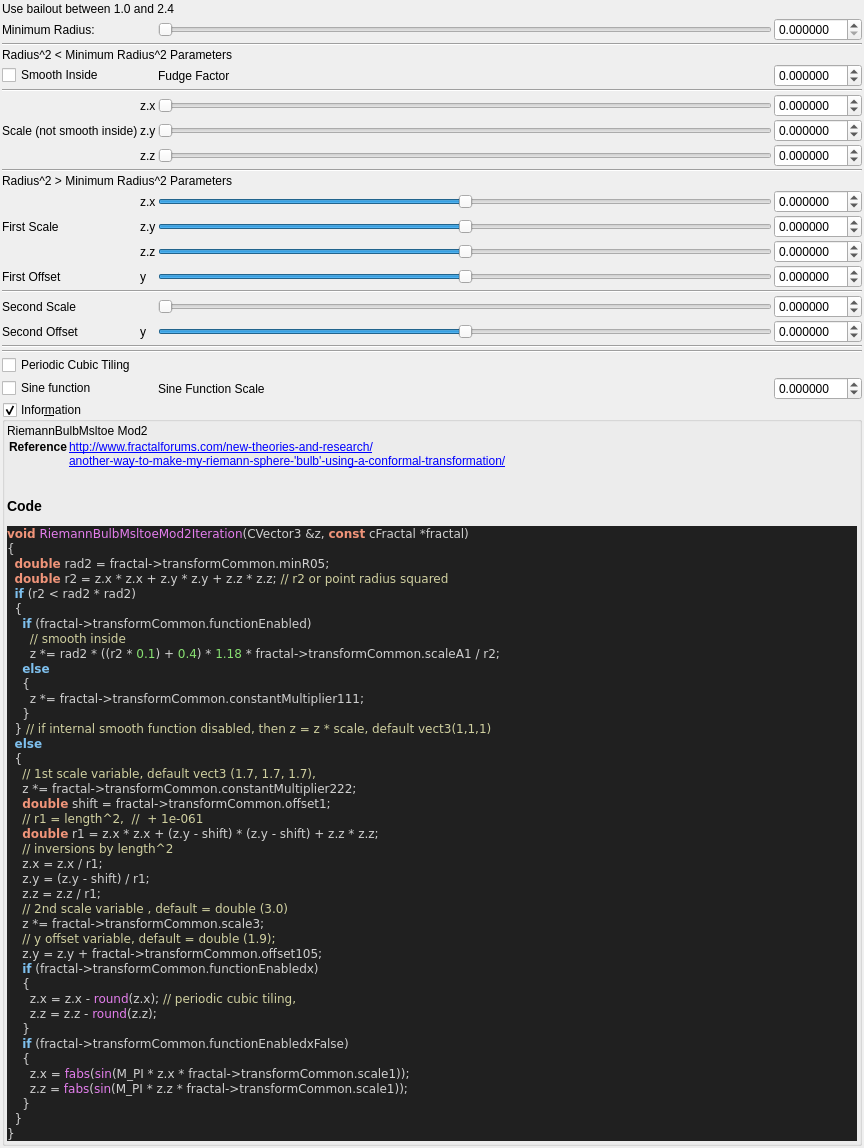
Above: mandelbulber2/qt_data/fractal_riemann_bulb_msltoe_mod2.ui from buddhi1980/mandelbulber2 before the change. Below: the same form after it.
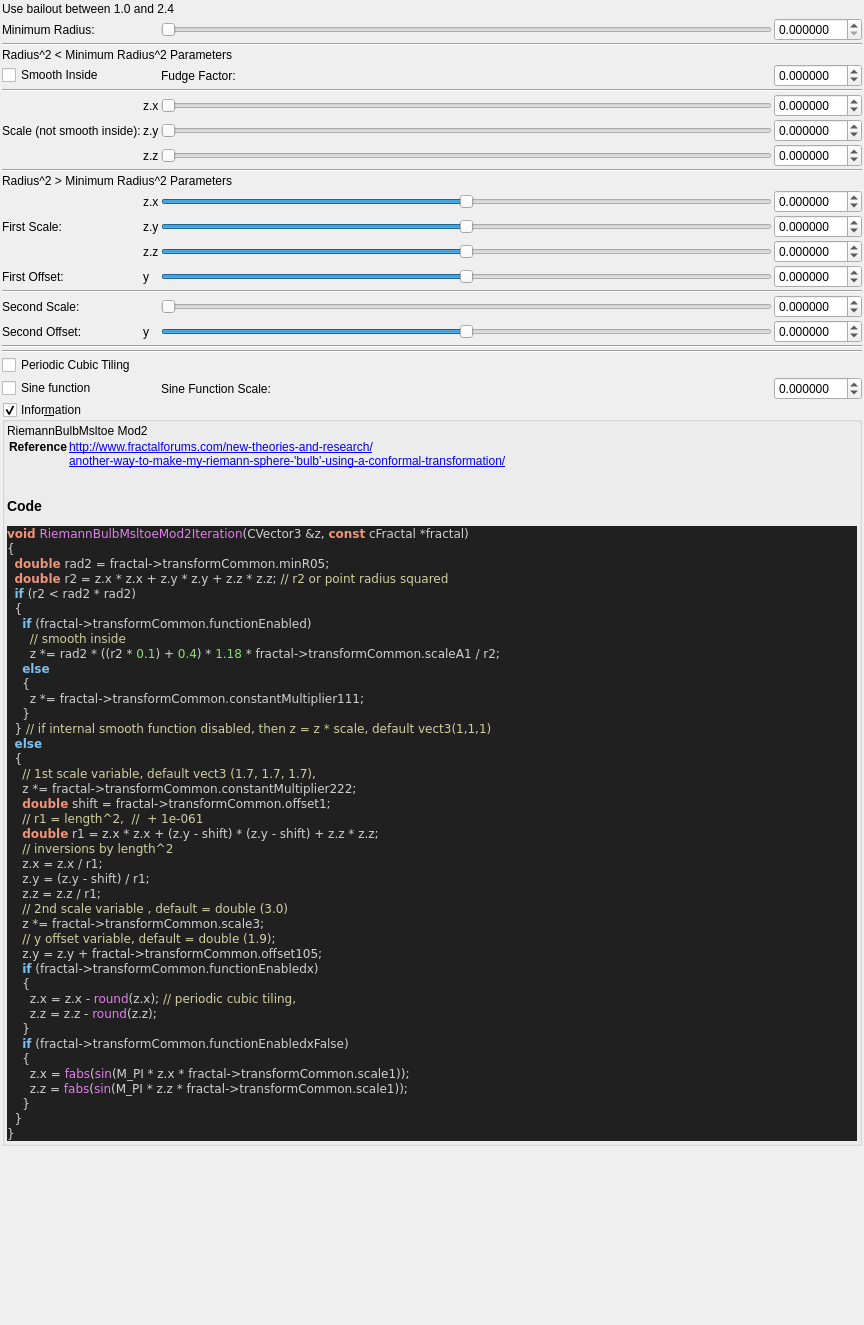
That is the form after the change. Custom widgets are drawn as their Qt base class.

The edit to the form file:
```diff
--- a/mandelbulber2/qt_data/fractal_riemann_bulb_msltoe_mod2.ui
+++ b/mandelbulber2/qt_data/fractal_riemann_bulb_msltoe_mod2.ui
@@ -7,7 +7,7 @@
     <x>0</x>
     <y>0</y>
     <width>864</width>
-    <height>1120</height>
+    <height>1325</height>
    </rect>
   </property>
   <property name="windowTitle">
@@ -136,7 +136,7 @@
      <item row="20" column="3">
       <widget class="QLabel" name="label_115">
        <property name="text">
-        <string>Sine Function Scale</string>
+        <string>Sine Function Scale:</string>
        </property>
       </widget>
      </item>
@@ -332,7 +332,7 @@
      <item row="6" column="1">
       <widget class="QLabel" name="label_126">
        <property name="text">
-        <string>Scale (not smooth inside)</string>
+        <string>Scale (not smooth inside):</string>
        </property>
       </widget>
      </item>
@@ -402,7 +402,7 @@
      <item row="16" column="1">
       <widget class="QLabel" name="label_257">
        <property name="text">
-        <string>Second Offset</string>
+        <string>Second Offset:</string>
        </property>
       </widget>
      </item>
@@ -524,7 +524,7 @@
      <item row="15" column="1">
       <widget class="QLabel" name="label_256">
        <property name="text">
-        <string>Second Scale</string>
+        <string>Second Scale:</string>
        </property>
       </widget>
      </item>
@@ -608,7 +608,7 @@
      <item row="3" column="3">
       <widget class="QLabel" name="label_123">
        <property name="text">
-        <string>Fudge Factor</string>
+        <string>Fudge Factor:</string>
        </property>
       </widget>
      </item>
@@ -643,7 +643,7 @@
      <item row="13" column="1">
       <widget class="QLabel" name="label_259">
        <property name="text">
-        <string>First Offset</string>
+        <string>First Offset:</string>
        </property>
       </widget>
      </item>
@@ -672,7 +672,7 @@
      <item row="11" column="1">
       <widget class="QLabel" name="label_108">
        <property name="text">
-        <string>First Scale</string>
+        <string>First Scale:</string>
        </property>
       </widget>
      </item>
```
Left out of the diff: 30 changed lines with no effect on the pictures.
